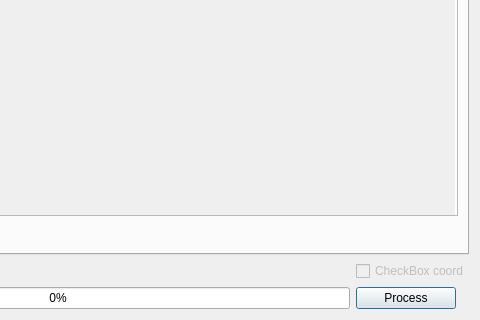
Old version of the form totalstation_dialog_base.ui in the repository enzococca/totalopenstationToQgis_old; both pictures show x 245 to 725 and y 530 to 850 of the 725 by 850 pixel window.
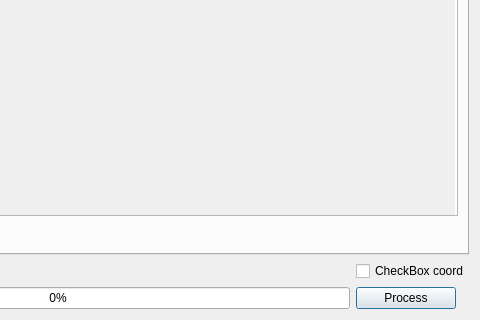
New version of the form. Icons and pictures are not drawn. Custom widgets are drawn as their Qt base class.

Commit message: add update coord from local to absolute

Patch:
```diff
--- a/totalstation_dialog_base.ui
+++ b/totalstation_dialog_base.ui
@@ -607,7 +607,7 @@
    <item row="1" column="1">
     <widget class="QCheckBox" name="checkBox_coord">
      <property name="enabled">
-      <bool>false</bool>
+      <bool>true</bool>
      </property>
      <property name="text">
       <string>CheckBox coord</string>
```
The commit also changes 1 other file.
